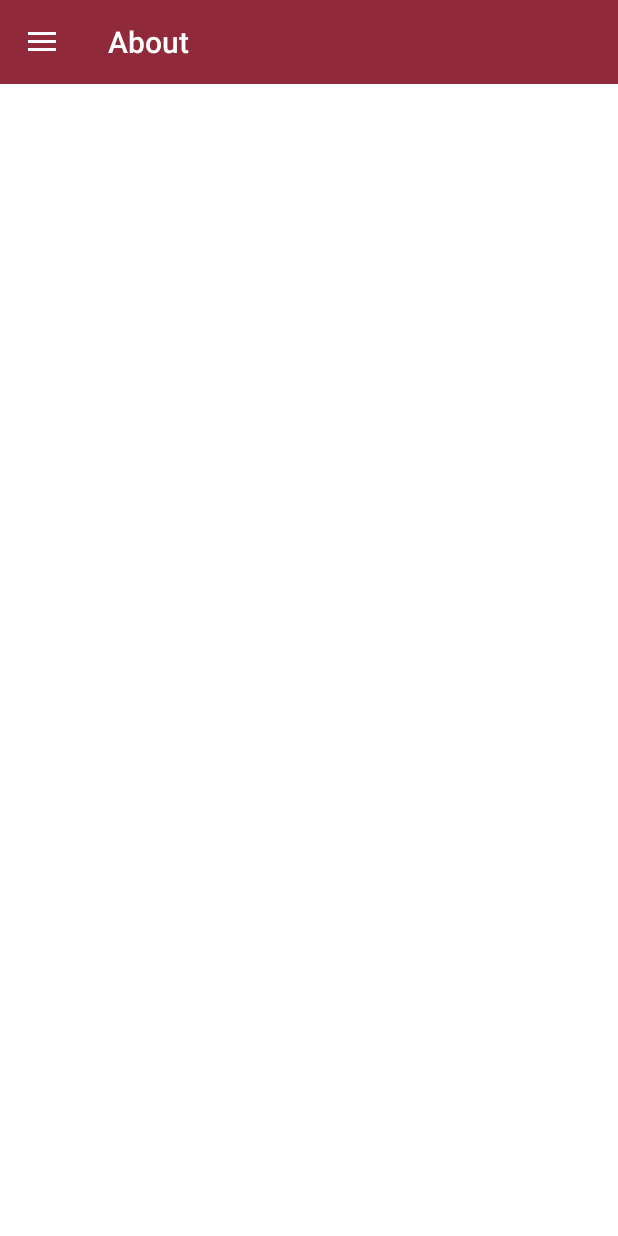
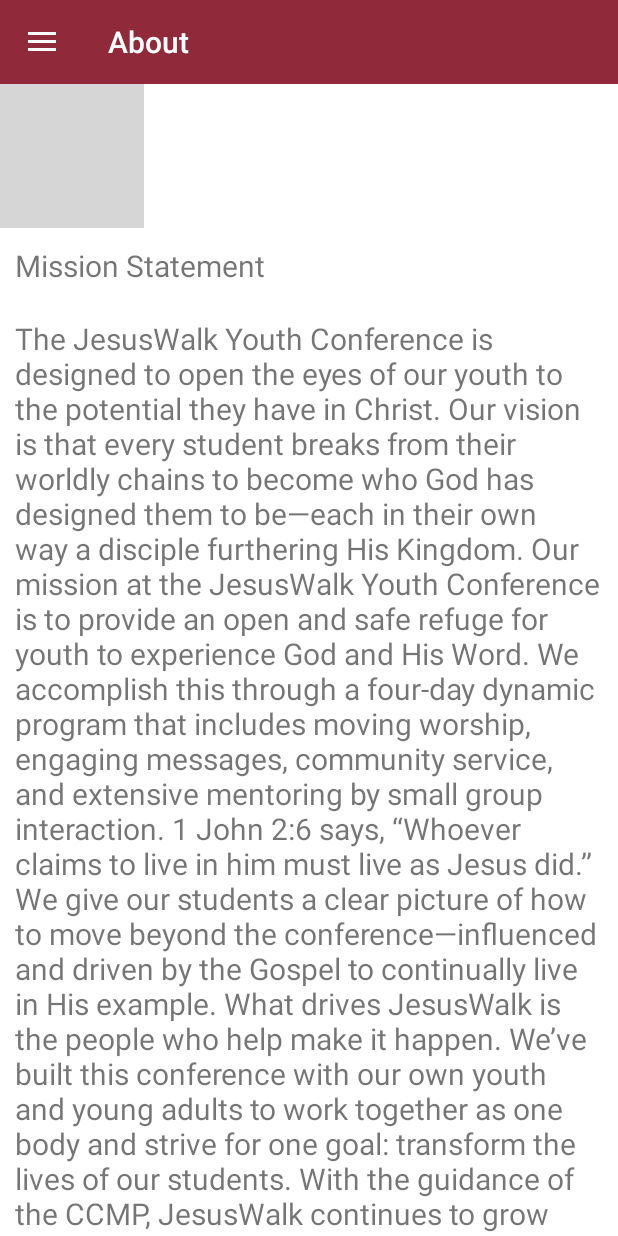
Before and after one commit to manamiokada/jwAppTest1, an Android app: the fragment AboutFragment placed in its activity, in the side drawer, after a tap on "About", on a phone screen of 412 x 824 dp. Run offline under Robolectric (Android 15) with nearby library versions, the phone set to English and light mode, and no system bars; libraries missing offline, so code that uses them is left out: com.twitter.sdk, io.fabric.sdk; 3 statements that could not run were skipped; grey boxes are pictures that could not be loaded.

Commit message:
Implement about page as listView with parallax effect

```diff
--- a/app/src/main/java/com/jwtest/mokada/jwapptest1/AboutFragment.java
+++ b/app/src/main/java/com/jwtest/mokada/jwapptest1/AboutFragment.java
@@ -1,19 +1,48 @@
 package com.jwtest.mokada.jwapptest1;
 
 
+import android.graphics.Rect;
 import android.os.Bundle;
+import android.support.annotation.Nullable;
 import android.support.v4.app.Fragment;
+import android.support.v4.app.ListFragment;
 import android.view.LayoutInflater;
 import android.view.View;
 import android.view.ViewGroup;
+import android.widget.AbsListView;
+import android.widget.ArrayAdapter;
+import android.widget.ImageView;
+import android.widget.ScrollView;
+
+import java.util.ArrayList;
+import java.util.Arrays;
 
 
 /**
  * A simple {@link Fragment} subclass.
  */
-public class AboutFragment extends Fragment {
+public class AboutFragment extends ListFragment {
+
+    private int lastTop = 0;
+    View headerView;
+    ArrayAdapter<String> listAdapter;
+    ImageView headerImage;
 
 
+    public void parallax(final View v) {
+        final Rect r = new Rect();
+        v.getLocalVisibleRect(r);
+        if (lastTop != r.top) {
+            lastTop = r.top;
+            v.post(new Runnable() {
+                @Override
+                public void run() {
+                    v.setY((float)(r.top / 2.0));
+                }
+            });
+        }
+
+    }
     public AboutFragment() {
         // Required empty public constructor
     }
@@ -23,7 +52,34 @@
     public View onCreateView(LayoutInflater inflater, ViewGroup container,
                              Bundle savedInstanceState) {
         // Inflate the layout for this fragment
+        headerView = inflater.inflate(R.layout.about_header, null, false);
         return inflater.inflate(R.layout.fragment_about, container, false);
     }
 
+    @Override
+    public void onActivityCreated(@Nullable Bundle savedInstanceState) {
+        super.onActivityCreated(savedInstanceState);
+        headerImage = (ImageView) headerView.findViewById(R.id.about_banner);
+
+        String[] aboutContent = new String[] {getString(R.string.mission_title), getString(R.string.mission_statement)};
+
+        ArrayList<String> aboutList = new ArrayList<String>();
+        aboutList.addAll(Arrays.asList(aboutContent));
+        listAdapter = new ArrayAdapter<String>(this.getActivity(), R.layout.simplerow, aboutList);
+
+        getListView().addHeaderView(headerView);
+        this.setListAdapter(listAdapter);
+        this.getListView().setOnScrollListener(new AbsListView.OnScrollListener() {
+            @Override
+            public void onScrollStateChanged(AbsListView view, int scrollState) {
+                parallax(headerImage);
+            }
+
+            @Override
+            public void onScroll(AbsListView view, int firstVisibleItem, int visibleItemCount, int totalItemCount) {
+                parallax(headerImage);
+            }
+        });
+    }
+
 }
--- a/app/src/main/java/com/jwtest/mokada/jwapptest1/HomeFragment.java
+++ b/app/src/main/java/com/jwtest/mokada/jwapptest1/HomeFragment.java
@@ -36,7 +36,6 @@
     private int lastTop = 0;
     View headerView;
     ImageView headerImage;
-    TextView headerText;
     TweetTimelineListAdapter adapter;
 
     public void parallax(final View v) {
--- /dev/null
+++ b/app/src/main/res/layout/about_header.xml
@@ -0,0 +1,15 @@
+<?xml version="1.0" encoding="utf-8"?>
+<RelativeLayout xmlns:android="http://schemas.android.com/apk/res/android"
+    android:id="@+id/about_header"
+    android:layout_width="match_parent"
+    android:layout_height="match_parent">
+
+    <ImageView
+        android:id="@+id/about_banner"
+        android:layout_width="wrap_content"
+        android:layout_height="wrap_content"
+        android:src="@drawable/aboutbannertext"
+        android:scaleType="fitXY" />
+
+
+</RelativeLayout>
--- a/app/src/main/res/layout/fragment_about.xml
+++ b/app/src/main/res/layout/fragment_about.xml
@@ -1,7 +1,55 @@
 <LinearLayout xmlns:android="http://schemas.android.com/apk/res/android"
     android:layout_width="match_parent"
     android:layout_height="match_parent"
+    android:background="@color/white"
     android:orientation="vertical">
+
+
+    <ListView
+        android:id="@id/android:list"
+        android:layout_width="match_parent"
+        android:layout_height="match_parent"
+        android:drawSelectorOnTop="false" />
+    <!--
+        <ImageView
+            android:id="@+id/about_banner"
+            android:layout_width="match_parent"
+            android:layout_height="wrap_content"
+            android:scaleType="fitXY"
+            android:src="@drawable/aboutbannertext" />
+
+        <ScrollView
+            android:id="@+id/scroll"
+            android:layout_width="match_parent"
+            android:layout_height="match_parent">
+
+            <LinearLayout
+                android:layout_width="match_parent"
+                android:layout_height="match_parent"
+                android:orientation="vertical">
+
+                <TextView
+                    android:id="@+id/mission_title"
+                    android:layout_width="match_parent"
+                    android:layout_height="wrap_content"
+                    android:gravity="center_horizontal"
+                    android:text="@string/mission_title"
+                    android:textSize="30sp" />
+
+                <TextView
+                    android:id="@+id/mission_statement"
+                    android:layout_width="match_parent"
+                    android:layout_height="wrap_content"
+                    android:text="@string/mission_statement"
+                    android:textSize="20sp"
+                    android:layout_marginLeft="20dp"
+                    android:layout_marginRight="20dp"/>
+
+
+            </LinearLayout>
+
+
+        </ScrollView> -->
 
 
 
--- /dev/null
+++ b/app/src/main/res/layout/simplerow.xml
@@ -0,0 +1,7 @@
+<?xml version="1.0" encoding="utf-8"?>
+<TextView xmlns:android="http://schemas.android.com/apk/res/android"
+    android:layout_width="match_parent" android:layout_height="wrap_content"
+    android:padding="10dp"
+    android:textSize="20sp">
+
+</TextView>
--- a/app/src/main/res/values/strings.xml
+++ b/app/src/main/res/values/strings.xml
@@ -11,6 +11,9 @@
 
     <string name="drawer_open">drawer open</string>
     <string name="drawer_close">drawer close</string>
+
+    <string name="mission_title">Mission Statement</string>
+    <string name="mission_statement">The JesusWalk Youth Conference is designed to open the eyes of our youth to the potential they have in Christ. Our vision is that every student breaks from their worldly chains to become who God has designed them to be—each in their own way a disciple furthering His Kingdom. Our mission at the JesusWalk Youth Conference is to provide an open and safe refuge for youth to experience God and His Word. We accomplish this through a four-day dynamic program that includes moving worship, engaging messages, community service, and extensive mentoring by small group interaction. 1 John 2:6 says, “Whoever claims to live in him must live as Jesus did.” We give our students a clear picture of how to move beyond the conference—influenced and driven by the Gospel to continually live in His example. What drives JesusWalk is the people who help make it happen. We’ve built this conference with our own youth and young adults to work together as one body and strive for one goal: transform the lives of our students. With the guidance of the CCMP, JesusWalk continues to grow and find new ways of reaching out.</string>
 
 
     <!-- Strings related to Settings -->
```
Also changed, not shown: app/src/main/res/drawable-xxhdpi/themebanner.png (renamed from app/src/main/res/drawable-xxhdpi/themeBanner.png), 2 other files.
